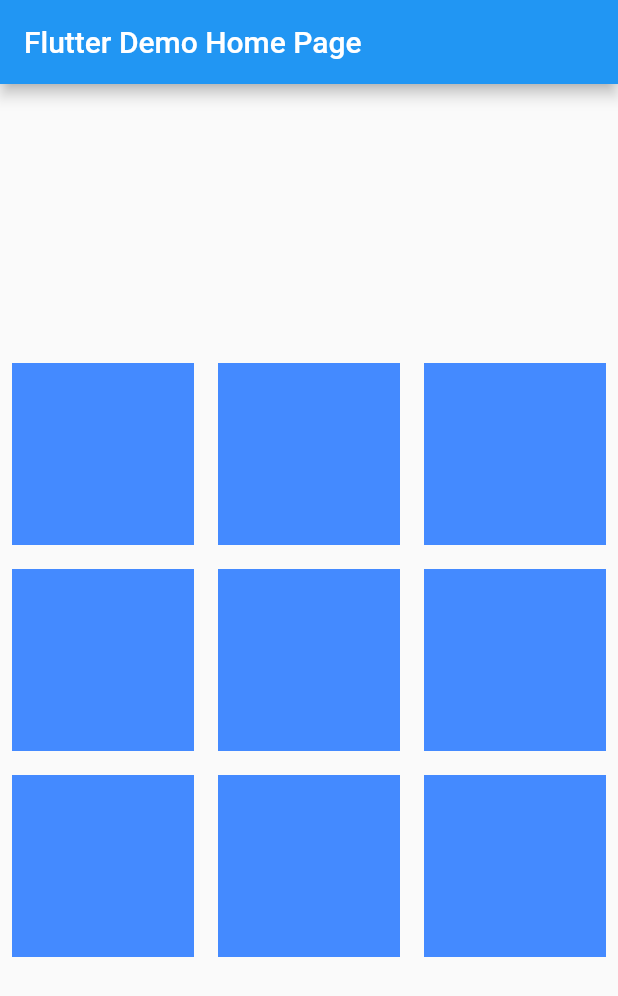
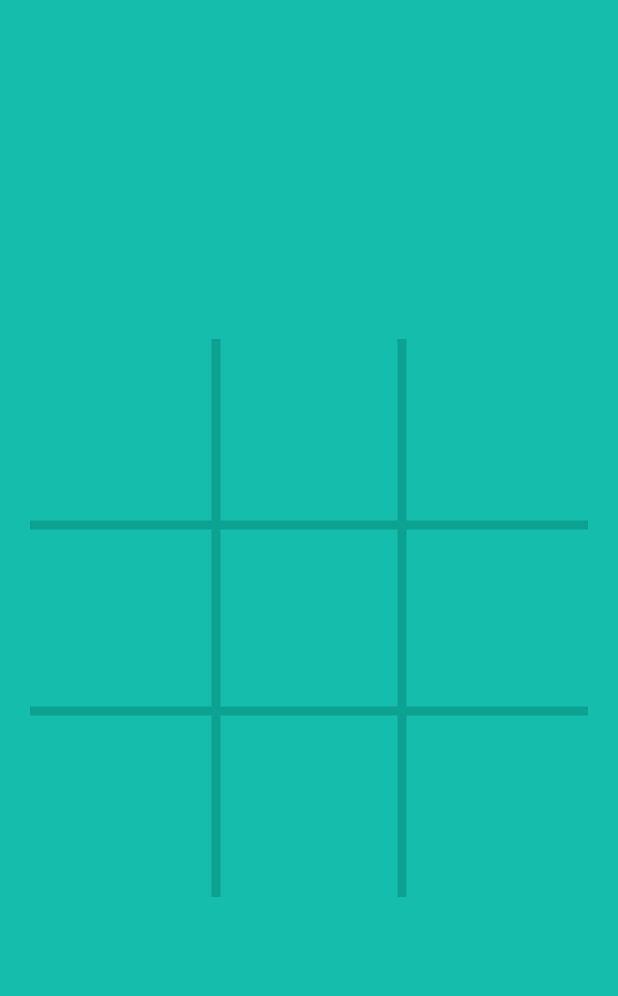
Before and after one commit to bnurd/xox, a Flutter app: the screen it shows after launch, on a phone screen of 412 x 824 dp. Shown: the top 996 px of the screen. Run offline on Flutter 3.47's test engine with Material 2 defaults, Android fonts, the light colour scheme and no system bars.

Commit message:
design like google tic tac toe

```diff
--- /dev/null
+++ b/lib/card_component.dart
@@ -0,0 +1,50 @@
+import 'package:flutter/material.dart';
+
+import 'custom_colors.dart';
+
+class CardComponent extends StatelessWidget {
+   CardComponent({Key? key,required this.txt,required this.left,required this.top,required this.bottom, required this.right}) : super(key: key);
+
+
+  final String txt;
+  final bool left;
+  final bool top;
+  final bool right;
+  final bool bottom;
+
+
+  var borderSide =  BorderSide(
+    color: CustomColors.borderColor,
+    width: 3.0,
+  );
+
+  var borderSideEmpty = BorderSide.none;
+
+
+
+  @override
+  Widget build(BuildContext context) {
+    return Container(
+      // margin: const EdgeInsets.all(8.0),
+      height: (MediaQuery.of(context).size.width - 40) / 3,
+      width: (MediaQuery.of(context).size.width - 40) / 3,
+      decoration: BoxDecoration(
+        border: Border(
+          left: left ? borderSide : borderSideEmpty,
+          right: right ? borderSide : borderSideEmpty,
+          bottom: bottom ? borderSide : borderSideEmpty,
+          top: top ? borderSide : borderSideEmpty,
+        ),
+      ),
+      child: Center(
+          child: Text(
+            txt,
+            style: TextStyle(
+              color: txt == 'X' ? CustomColors.xColor :CustomColors.oColor,
+              fontWeight: FontWeight.bold,
+              fontSize: 60,
+            ),
+          )),
+    );
+  }
+}
--- /dev/null
+++ b/lib/custom_colors.dart
@@ -0,0 +1,10 @@
+import 'dart:ui';
+
+class CustomColors{
+  static final bgColor = const Color(0xFF14BDAC);
+  static  final borderColor = const Color(0xFF0DA192);
+  static final xColor = const Color(0xFF545454);
+  static final   oColor = const Color(0xFFF2EBD3);
+// #F2EBD3 o
+// #545454 x
+}
--- a/lib/main.dart
+++ b/lib/main.dart
@@ -1,6 +1,8 @@
 import 'package:flutter/material.dart';
+import 'package:xoxgame/card_component.dart';
 
 import 'array_func.dart';
+import 'custom_colors.dart';
 
 void main() {
   runApp(const MyApp());
@@ -9,21 +11,13 @@
 class MyApp extends StatelessWidget {
   const MyApp({Key? key}) : super(key: key);
 
-  // This widget is the root of your application.
   @override
   Widget build(BuildContext context) {
     return MaterialApp(
+      debugShowCheckedModeBanner: false,
       title: 'Flutter Demo',
       theme: ThemeData(
-        // This is the theme of your application.
-        //
-        // Try running your application with "flutter run". You'll see the
-        // application has a blue toolbar. Then, without quitting the app, try
-        // changing the primarySwatch below to Colors.green and then invoke
-        // "hot reload" (press "r" in the console where you ran "flutter run",
-        // or simply save your changes to "hot reload" in a Flutter IDE).
-        // Notice that the counter didn't reset back to zero; the application
-        // is not restarted.
+
         primarySwatch: Colors.blue,
       ),
       home: const MyHomePage(title: 'Flutter Demo Home Page'),
@@ -34,14 +28,6 @@
 class MyHomePage extends StatefulWidget {
   const MyHomePage({Key? key, required this.title}) : super(key: key);
 
-  // This widget is the home page of your application. It is stateful, meaning
-  // that it has a State object (defined below) that contains fields that affect
-  // how it looks.
-
-  // This class is the configuration for the state. It holds the values (in this
-  // case the title) provided by the parent (in this case the App widget) and
-  // used by the build method of the State. Fields in a Widget subclass are
-  // always marked "final".
 
   final String title;
 
@@ -66,7 +52,6 @@
   }
 
   void refreshPage() {
-
     setState(() {
       board = [
         ['', '', ''],
@@ -80,18 +65,13 @@
   void switchUser() => attack = (attack == 'x') ? 'o' : 'x';
 
   void act(int x, int y) {
-
     if (board[x][y] == '' && !isFull(board)) {
-
       setState(() {
         board[x][y] = attack;
         switchUser();
-
-
       });
 
       if (done()) {
-
         print('done');
         // ScaffoldMessenger.of(context).showSnackBar(SnackBar(content: Text('peh peh peh')));
         showDialog(
@@ -100,48 +80,25 @@
               return AlertDialog(title: Text(";)"));
             });
 
-        Future.delayed(Duration(seconds: 1) ).then((value) {
-
+        Future.delayed(Duration(seconds: 1)).then((value) {
           refreshPage();
-        }
-        );
-
+        });
       }
     }
   }
 
-  Widget buildCard(String txt, double w) {
-    return Container(
-      margin: const EdgeInsets.all(8.0),
-      height: w,
-      width: w,
-      color: Colors.blueAccent,
-      child: Center(
-          child: Text(
-        txt,
-        style: TextStyle(
-          color: txt == 'x' ? Colors.yellow :Colors.white,
-          fontSize: 40,
-        ),
-      )),
-    );
-  }
-
   @override
   Widget build(BuildContext context) {
-    // This method is rerun every time setState is called, for instance as done
-    // by the _incrementCounter method above.
-    //
-    // The Flutter framework has been optimized to make rerunning build methods
-    // fast, so that you can just rebuild anything that needs updating rather
-    // than having to individually change instances of widgets.
+
     return Scaffold(
-        appBar: AppBar(
-          // Here we take the value from the MyHomePage object that was created by
-          // the App.build method, and use it to set our appbar title.
-          title: Text(widget.title),
-        ),
-        body: Center(
+        // appBar: AppBar(
+        //   // Here we take the value from the MyHomePage object that was created by
+        //   // the App.build method, and use it to set our appbar title.
+        //   title: Text(widget.title),
+        // ),
+        backgroundColor: CustomColors.bgColor,
+        body: Padding(
+            padding: EdgeInsets.all(20),
             child: Column(
               mainAxisAlignment: MainAxisAlignment.center,
               children: List.generate(
@@ -153,8 +110,14 @@
                             onTap: () {
                               act(i, j);
                             },
-                          child: buildCard(board[i][j],
-                              (MediaQuery.of(context).size.width -48 )/ 3)),
+                            child: CardComponent(
+                              txt: board[i][j].toUpperCase(),
+                              left: j != 0,
+                              top: i != 0,
+                              bottom: i != 2,
+                              right: j != 2,
+                            ),
+                          ),
                         ),
                       )),
             )));
```
Also changed, not shown: ss/xoxgame_ss2.png (added), 2 other files. Lines whose indentation alone changed are shown as unchanged.
